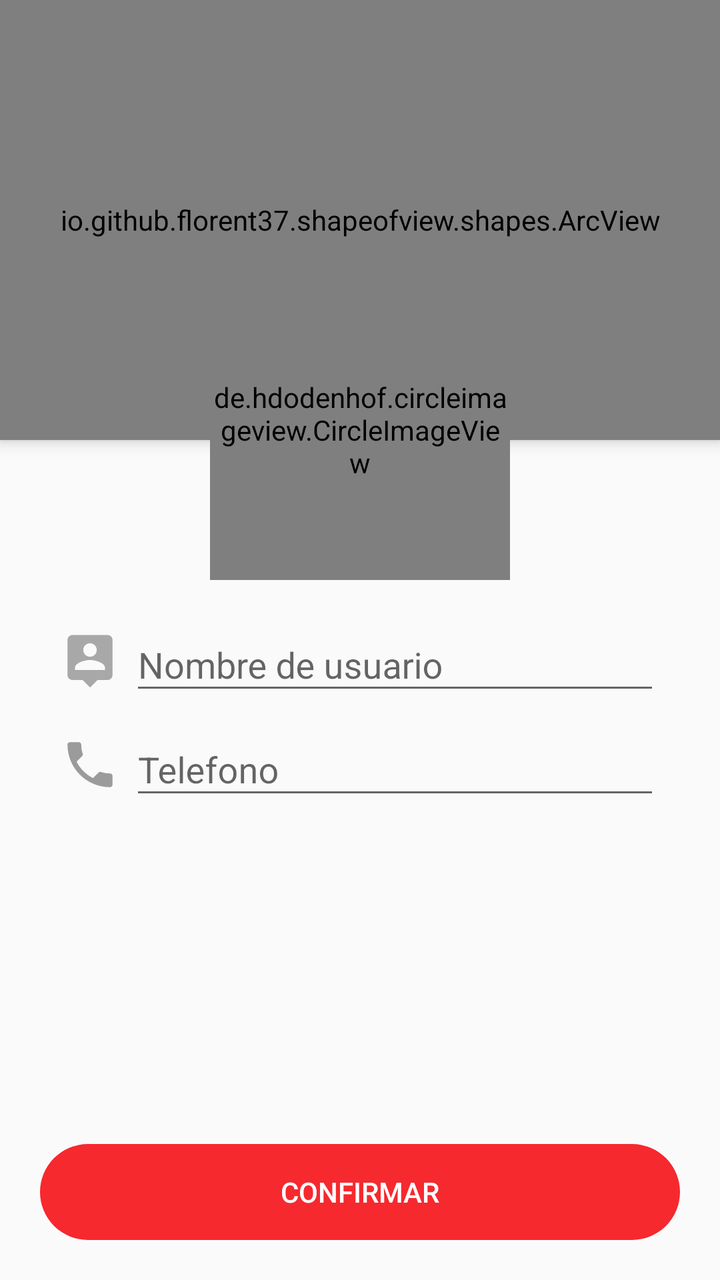
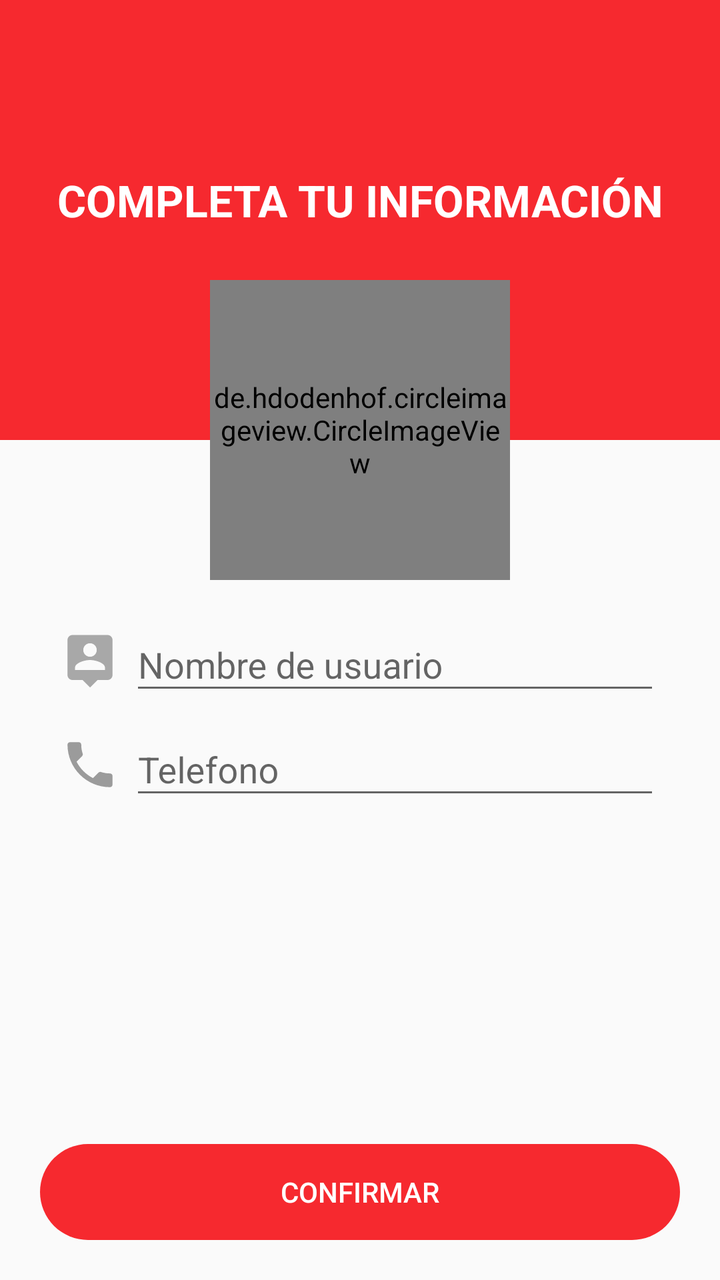

Two renders of the same Android screen: before a commit and after it. Below are the layout's source before the change and the commit's diff.
<!-- AndroidManifest.xml: application theme AppTheme -->
<!-- res/layout/activity_complete_profile.xml -->
<?xml version="1.0" encoding="utf-8"?>
<androidx.coordinatorlayout.widget.CoordinatorLayout xmlns:android="http://schemas.android.com/apk/res/android"
    xmlns:app="http://schemas.android.com/apk/res-auto"
    xmlns:tools="http://schemas.android.com/tools"
    android:layout_width="match_parent"
    android:layout_height="match_parent"
    android:fitsSystemWindows="true"
    tools:context=".activities.RegisterActivity">

    <LinearLayout
        android:layout_width="match_parent"
        android:layout_height="match_parent"
        android:orientation="vertical">


        <io.github.florent37.shapeofview.shapes.ArcView
            android:layout_width="match_parent"
            android:layout_height="220dp"
            android:elevation="4dp"
            app:shape_arc_cropDirection="outside"
            app:shape_arc_height="20dp"
            app:shape_arc_position="bottom"
            >

            <View
                android:layout_width="match_parent"
                android:layout_height="match_parent"
                android:background="@color/colorAccent" />

            <TextView
                android:layout_width="match_parent"
                android:layout_height="match_parent"
                android:text="COMPLETA TU INFORMACIÓN"
                android:textColor="@color/colorWhite"
                android:textAlignment="center"
                android:gravity="center"
                android:textStyle="bold"
                android:textSize="22dp"
                android:layout_marginBottom="20dp"/>

        </io.github.florent37.shapeofview.shapes.ArcView>

        <LinearLayout
            android:layout_width="match_parent"
            android:layout_height="wrap_content"
            android:orientation="horizontal"
            android:layout_marginLeft="30dp"
            android:layout_marginRight="30dp"
            android:layout_marginTop="80dp">

            <ImageView
                android:layout_width="30dp"
                android:layout_height="30dp"
                android:src="@drawable/ic_person_pin"
                android:layout_marginTop="15dp"
                android:layout_marginRight="5dp"/>

            <com.google.android.material.textfield.TextInputLayout
                android:layout_width="match_parent"
                android:layout_height="wrap_content"
                >

                <com.google.android.material.textfield.TextInputEditText
                    android:id="@+id/textInputUsername"
                    android:layout_width="match_parent"
                    android:layout_height="wrap_content"
                    android:hint="Nombre de usuario"
                    android:inputType="textEmailAddress" />

            </com.google.android.material.textfield.TextInputLayout>


        </LinearLayout>

        <LinearLayout
            android:layout_width="match_parent"
            android:layout_height="wrap_content"
            android:orientation="horizontal"
            android:layout_marginLeft="30dp"
            android:layout_marginRight="30dp"
            >

            <ImageView
                android:layout_width="30dp"
                android:layout_height="30dp"
                android:src="@drawable/ic_phone"
                android:layout_marginTop="15dp"
                android:layout_marginRight="5dp"/>

            <com.google.android.material.textfield.TextInputLayout
                android:layout_width="match_parent"
                android:layout_height="wrap_content"
                >

                <com.google.android.material.textfield.TextInputEditText
                    android:id="@+id/textInputPhone"
                    android:layout_width="match_parent"
                    android:layout_height="wrap_content"
                    android:hint="Telefono"
                    android:inputType="numberSigned" />

            </com.google.android.material.textfield.TextInputLayout>


        </LinearLayout>

    </LinearLayout>


    <Button
        android:id="@+id/btnRegister"
        android:layout_width="match_parent"
        android:layout_height="wrap_content"
        android:text="CONFIRMAR"
        android:background="@drawable/rounded_button"
        android:backgroundTint="@color/colorAccent"
        android:layout_gravity="bottom"
        android:textColor="@color/colorWhite"
        android:layout_margin="20dp"/>

    <de.hdodenhof.circleimageview.CircleImageView
        android:layout_width="150dp"
        android:layout_height="150dp"
        android:src="@drawable/ic_person_grey"
        android:layout_gravity="top|center"
        android:layout_marginTop="140dp"
        app:civ_border_color="#eeeeee"
        app:civ_circle_background_color="@color/colorWhite"
        app:civ_border_width="5dp"/>


</androidx.coordinatorlayout.widget.CoordinatorLayout>
<!-- resources referenced by this layout -->
<resources>
  <color name="colorAccent">#F6292F</color>
  <color name="colorWhite">#ffffff</color>
  <!-- drawable ic_person_grey (drawable) -->
  <vector android:height="150dp" android:tint="#CFCFCF"
      android:viewportHeight="24.0" android:viewportWidth="24.0"
      android:width="150dp" xmlns:android="http://schemas.android.com/apk/res/android">
      <path android:fillColor="#FF000000" android:pathData="M12,12c2.21,0 4,-1.79 4,-4s-1.79,-4 -4,-4 -4,1.79 -4,4 1.79,4 4,4zM12,14c-2.67,0 -8,1.34 -8,4v2h16v-2c0,-2.66 -5.33,-4 -8,-4z"/>
  </vector>
  <!-- drawable ic_person_pin (drawable) -->
  <vector android:height="50dp" android:tint="#A8A8A8"
      android:viewportHeight="24.0" android:viewportWidth="24.0"
      android:width="50dp" xmlns:android="http://schemas.android.com/apk/res/android">
      <path android:fillColor="#FF000000" android:pathData="M19,2L5,2c-1.11,0 -2,0.9 -2,2v14c0,1.1 0.89,2 2,2h4l3,3 3,-3h4c1.1,0 2,-0.9 2,-2L21,4c0,-1.1 -0.9,-2 -2,-2zM12,5.3c1.49,0 2.7,1.21 2.7,2.7 0,1.49 -1.21,2.7 -2.7,2.7 -1.49,0 -2.7,-1.21 -2.7,-2.7 0,-1.49 1.21,-2.7 2.7,-2.7zM18,16L6,16v-0.9c0,-2 4,-3.1 6,-3.1s6,1.1 6,3.1v0.9z"/>
  </vector>
  <!-- drawable ic_phone (drawable) -->
  <vector android:height="50dp" android:tint="#9B9B9B"
      android:viewportHeight="24.0" android:viewportWidth="24.0"
      android:width="50dp" xmlns:android="http://schemas.android.com/apk/res/android">
      <path android:fillColor="#FF000000" android:pathData="M6.62,10.79c1.44,2.83 3.76,5.14 6.59,6.59l2.2,-2.2c0.27,-0.27 0.67,-0.36 1.02,-0.24 1.12,0.37 2.33,0.57 3.57,0.57 0.55,0 1,0.45 1,1V20c0,0.55 -0.45,1 -1,1 -9.39,0 -17,-7.61 -17,-17 0,-0.55 0.45,-1 1,-1h3.5c0.55,0 1,0.45 1,1 0,1.25 0.2,2.45 0.57,3.57 0.11,0.35 0.03,0.74 -0.25,1.02l-2.2,2.2z"/>
  </vector>
  <!-- drawable rounded_button (drawable) -->
  <?xml version="1.0" encoding="utf-8"?>
  <shape xmlns:android="http://schemas.android.com/apk/res/android"
          android:shape="rectangle" android:padding="10dp">
  
      <corners android:radius="30dp" />
  
  </shape>
  <style name="AppTheme" parent="Theme.AppCompat.Light.NoActionBar">
          
          <item name="colorPrimary">@color/colorPrimary</item>
          <item name="colorPrimaryDark">@color/colorPrimaryDark</item>
          <item name="colorAccent">@color/colorAccent</item>
      </style>
  <color name="colorPrimary">#F8F8F8</color>
  <color name="colorPrimaryDark">#F6292F</color>
</resources>

<!-- the commit's change to res/layout/activity_complete_profile.xml (unified diff, before → after) -->
@@ -13,14 +13,10 @@
         android:orientation="vertical">
 
 
-        <io.github.florent37.shapeofview.shapes.ArcView
+        <FrameLayout
             android:layout_width="match_parent"
             android:layout_height="220dp"
-            android:elevation="4dp"
-            app:shape_arc_cropDirection="outside"
-            app:shape_arc_height="20dp"
-            app:shape_arc_position="bottom"
-            >
+            android:elevation="4dp">
 
             <View
                 android:layout_width="match_parent"
@@ -38,7 +34,7 @@
                 android:textSize="22dp"
                 android:layout_marginBottom="20dp"/>
 
-        </io.github.florent37.shapeofview.shapes.ArcView>
+        </FrameLayout>
 
         <LinearLayout
             android:layout_width="match_parent"
